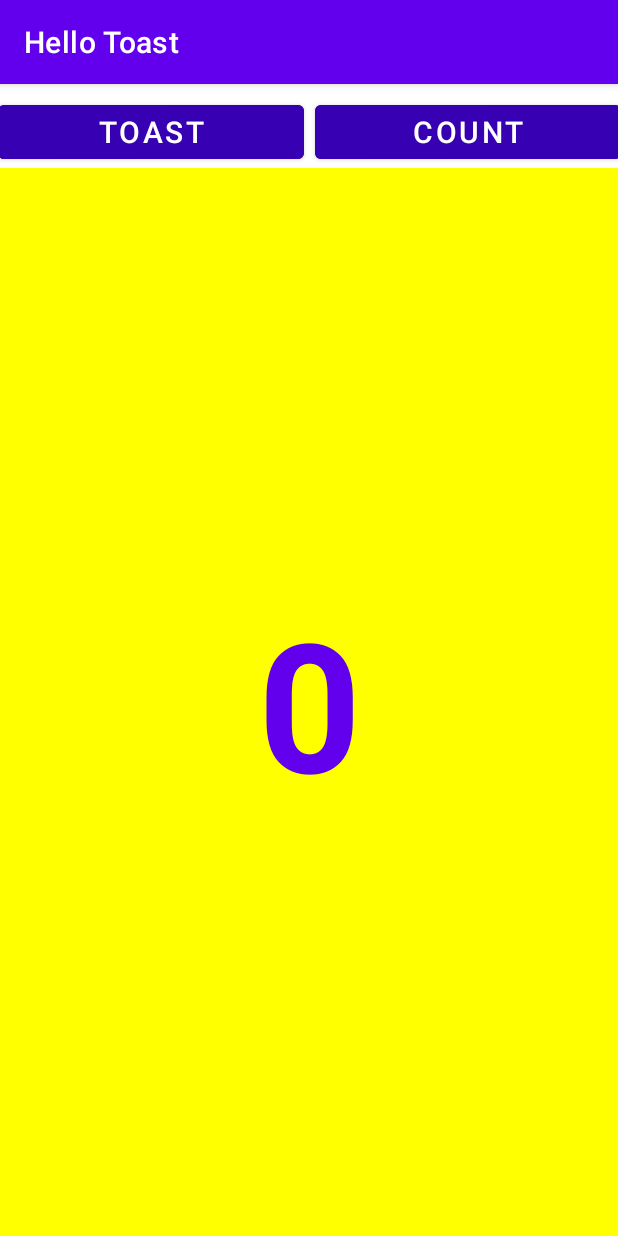
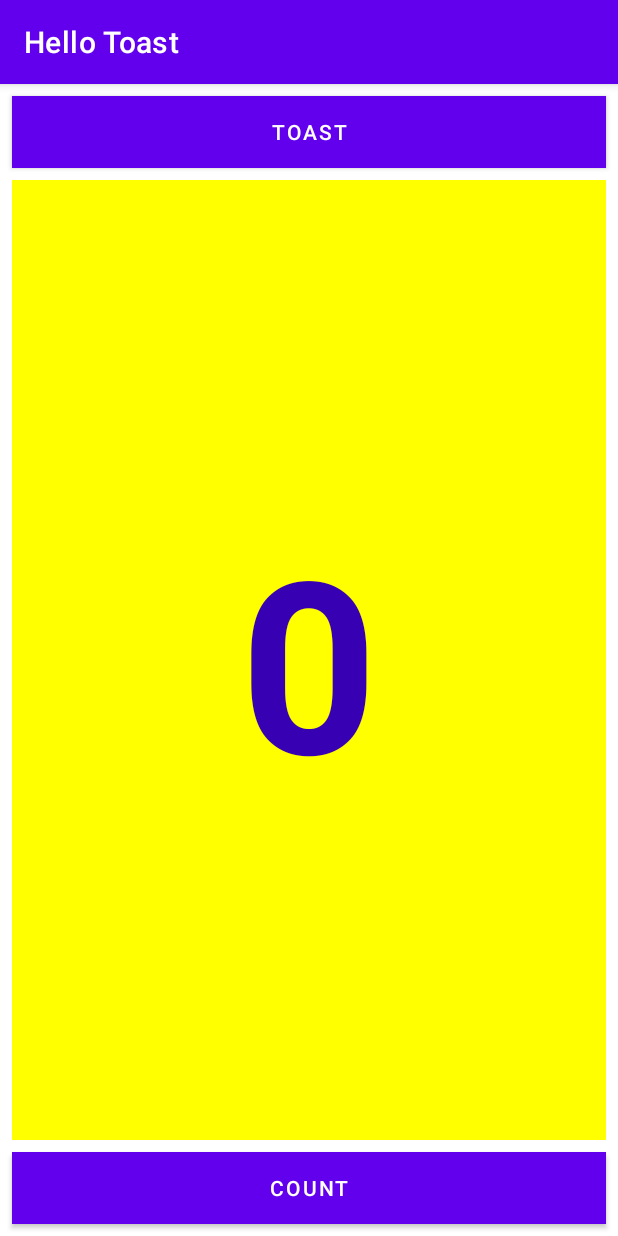
Before and after one commit to QuangHa0110/IT4785_Android, an Android app: the screen it shows after launch (MainActivity), on a phone screen of 412 x 824 dp. Run offline under Robolectric (Android 15) with nearby library versions, the phone set to English and light mode, and no system bars.

Commit message:
finish Task2: Change the layout to LinearLayout

```diff
--- a/HelloToast_partB/app/src/main/res/layout/activity_main.xml
+++ b/HelloToast_partB/app/src/main/res/layout/activity_main.xml
@@ -1,55 +1,49 @@
-<?xml version="1.0" encoding="utf-8"?>
-<androidx.constraintlayout.widget.ConstraintLayout xmlns:android="http://schemas.android.com/apk/res/android"
+<LinearLayout xmlns:android="http://schemas.android.com/apk/res/android"
     xmlns:app="http://schemas.android.com/apk/res-auto"
     xmlns:tools="http://schemas.android.com/tools"
     android:layout_width="match_parent"
     android:layout_height="match_parent"
-    tools:context=".MainActivity">
+    android:orientation="vertical"
+    tools:context="com.example.android.hellotoast.MainActivity">
 
     <Button
         android:id="@+id/button_toast"
-        android:layout_width="204dp"
+        android:layout_width="match_parent"
         android:layout_height="wrap_content"
+        android:layout_marginStart="8dp"
         android:layout_marginTop="8dp"
-        android:backgroundTint="@color/purple_700"
+        android:layout_marginEnd="8dp"
+        android:background="@color/purple_700"
         android:onClick="showToast"
         android:text="@string/button_label_toast"
-        android:textColor="@color/white"
-        android:textSize="20sp"
-        app:layout_constraintEnd_toStartOf="@+id/button_count"
-        app:layout_constraintHorizontal_bias="0.5"
-        app:layout_constraintStart_toStartOf="parent"
-        app:layout_constraintTop_toTopOf="parent" />
+        android:textColor="@android:color/white" />
+
+    <TextView
+        android:id="@+id/show_count"
+        android:layout_width="match_parent"
+        android:layout_height="wrap_content"
+        android:layout_marginStart="8dp"
+        android:layout_marginTop="8dp"
+        android:layout_marginEnd="8dp"
+        android:layout_marginBottom="8dp"
+        android:layout_weight="1"
+        android:background="#FFFF00"
+        android:gravity="center"
+        android:text="@string/count_initial_value"
+        android:textAlignment="center"
+        android:textColor="@color/purple_700"
+        android:textSize="160sp"
+        android:textStyle="bold" />
 
     <Button
         android:id="@+id/button_count"
-        android:layout_width="204dp"
+        android:layout_width="match_parent"
         android:layout_height="wrap_content"
         android:layout_marginStart="8dp"
-        android:backgroundTint="@color/purple_700"
+        android:layout_marginEnd="8dp"
+        android:layout_marginBottom="8dp"
+        android:background="@color/purple_700"
         android:onClick="countUp"
         android:text="@string/button_label_count"
-        android:textColor="@color/white"
-        android:textSize="20sp"
-        app:layout_constraintBaseline_toBaselineOf="@+id/button_toast"
-        app:layout_constraintEnd_toEndOf="parent"
-        app:layout_constraintHorizontal_bias="0.5"
-        app:layout_constraintStart_toEndOf="@+id/button_toast" />
-
-    <TextView
-        android:id="@+id/show_count"
-        android:layout_width="0dp"
-        android:layout_height="0dp"
-        android:background="#FFFF00"
-        android:gravity="center|center_horizontal|center_vertical"
-        android:text="@string/count_initial_value"
-        android:textColor="@color/purple_500"
-        android:textSize="120sp"
-        android:textStyle="bold"
-        app:layout_constraintBottom_toBottomOf="parent"
-        app:layout_constraintEnd_toEndOf="parent"
-        app:layout_constraintHorizontal_bias="0.0"
-        app:layout_constraintStart_toStartOf="parent"
-        app:layout_constraintTop_toBottomOf="@+id/button_toast"
-        app:layout_constraintVertical_bias="0.0" />
-</androidx.constraintlayout.widget.ConstraintLayout>
+        android:textColor="@android:color/white" />
+</LinearLayout>
```
